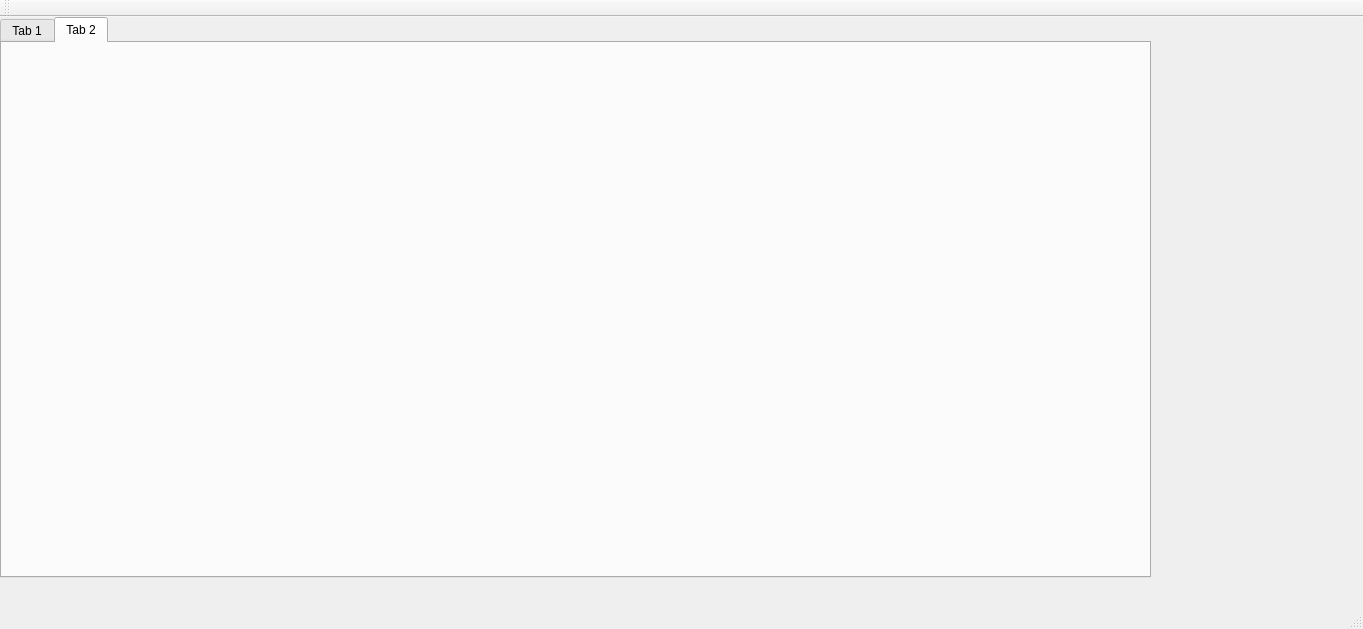
Before: the Qt Designer form mainwindow.ui in tomerye/Security-Sys-gui, drawn with Qt 5.
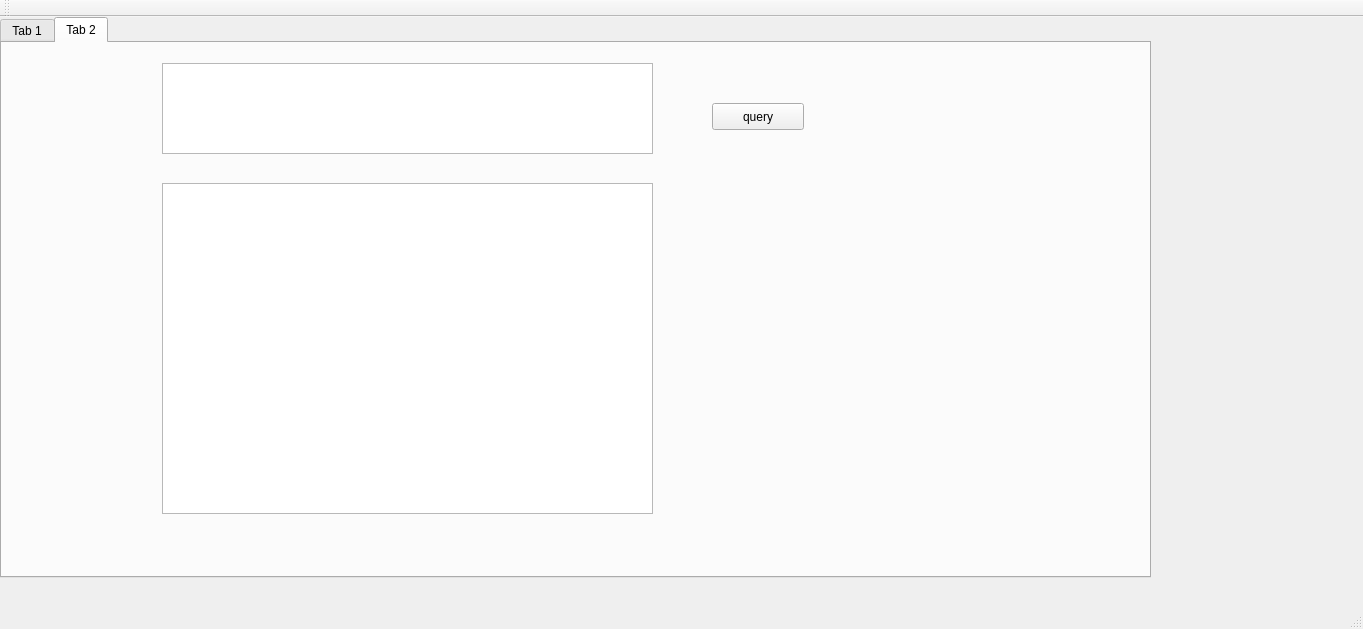
After: the same form once the commit is applied. The open tabs and pages were chosen to show the change.

The edit to the form file:
```diff
--- a/mainwindow.ui
+++ b/mainwindow.ui
@@ -65,6 +65,39 @@
      <attribute name="title">
       <string>Tab 2</string>
      </attribute>
+     <widget class="QTableView" name="tableView_2">
+      <property name="geometry">
+       <rect>
+        <x>160</x>
+        <y>140</y>
+        <width>491</width>
+        <height>331</height>
+       </rect>
+      </property>
+     </widget>
+     <widget class="QTextEdit" name="textEdit">
+      <property name="geometry">
+       <rect>
+        <x>160</x>
+        <y>20</y>
+        <width>491</width>
+        <height>91</height>
+       </rect>
+      </property>
+     </widget>
+     <widget class="QPushButton" name="pushButton">
+      <property name="geometry">
+       <rect>
+        <x>710</x>
+        <y>60</y>
+        <width>92</width>
+        <height>27</height>
+       </rect>
+      </property>
+      <property name="text">
+       <string>query</string>
+      </property>
+     </widget>
     </widget>
    </widget>
   </widget>
```
Left out of the diff: 2 changed lines with no effect on the pictures.
